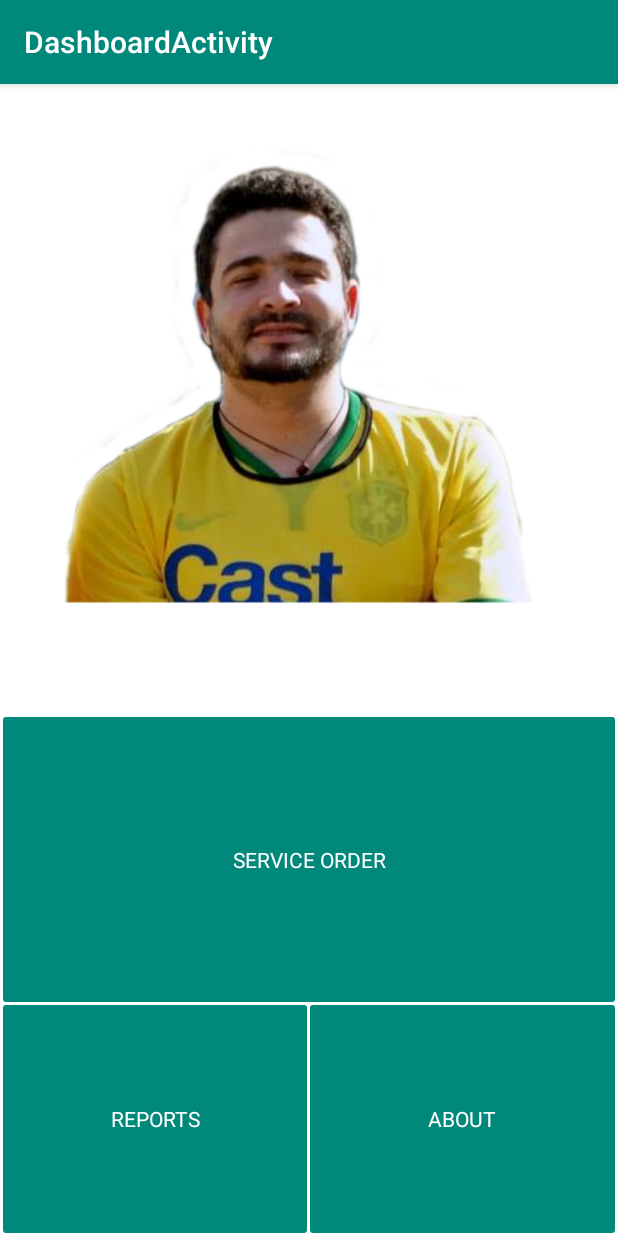
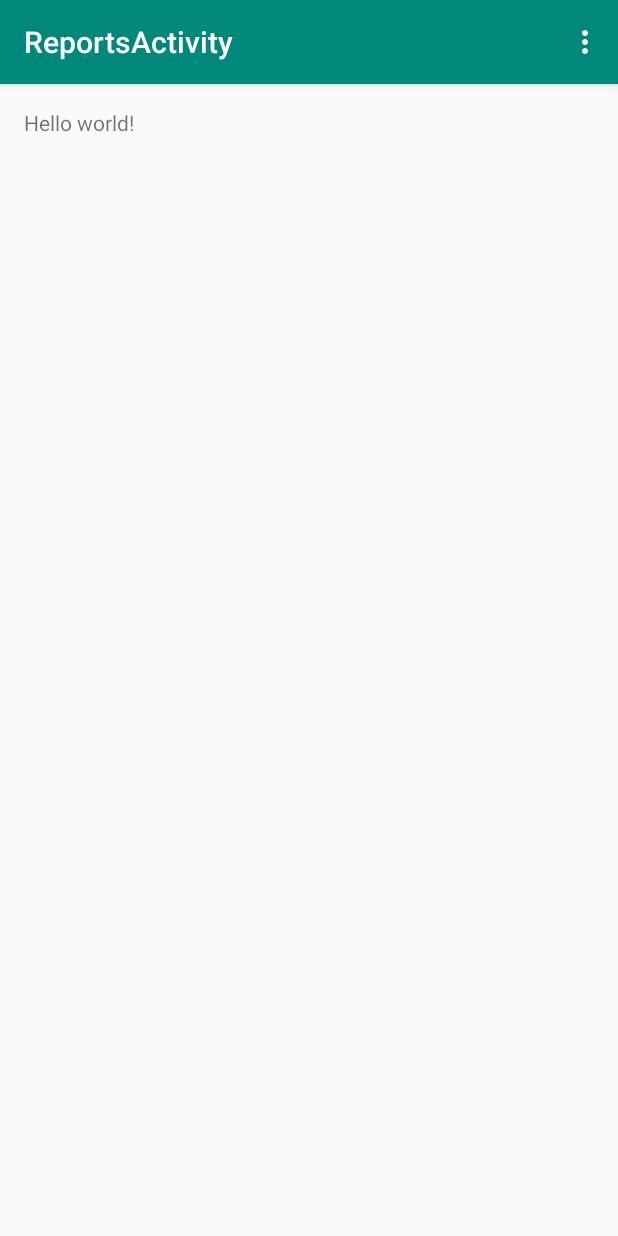
Before and after one commit to maikotrindade/avaliacao-fundamentos-android, an Android app: the DashboardActivity screen opened directly, with no data from a screen before it, after a tap on "REPORTS", on a phone screen of 412 x 824 dp. Run offline under Robolectric (Android 15) with nearby library versions, the phone set to English and light mode, and no system bars.

Commit message:
add Reports Activity

```diff
--- a/app/src/main/AndroidManifest.xml
+++ b/app/src/main/AndroidManifest.xml
@@ -10,7 +10,6 @@
         android:icon="@mipmap/ic_launcher"
         android:label="@string/app_name"
         android:theme="@style/AppThemeMaterial" >
-
         <activity
             android:name=".controllers.MainActivity"
             android:label="@string/title_activity_main" >
@@ -36,11 +35,13 @@
                 android:name="android.support.PARENT_ACTIVITY"
                 android:value=".controllers.MainActivity" />
         </activity>
-
         <activity
             android:name=".controllers.DashboardActivity"
             android:label="@string/title_activity_dashboard" >
-
+        </activity>
+        <activity
+            android:name=".controllers.ReportsActivity"
+            android:label="@string/title_activity_reports" >
         </activity>
     </application>
 
--- a/app/src/main/java/com/example/administrador/myapplication/controllers/DashboardActivity.java
+++ b/app/src/main/java/com/example/administrador/myapplication/controllers/DashboardActivity.java
@@ -36,7 +36,7 @@ public class DashboardActivity extends ActionBarActivity implements View.OnClick
     public void onClick(View v) {
         switch (v.getId()) {
             case R.id.btnServiceOrder: startActivity(new Intent(DashboardActivity.this, ServiceOrderListActivity.class)); break;
-            case R.id.btnReports: break;
+            case R.id.btnReports: startActivity(new Intent(DashboardActivity.this, ReportsActivity.class)); break;
             case R.id.btnAbout: break;
 
         }
--- /dev/null
+++ b/app/src/main/java/com/example/administrador/myapplication/controllers/ReportsActivity.java
@@ -0,0 +1,39 @@
+package com.example.administrador.myapplication.controllers;
+
+import android.support.v7.app.ActionBarActivity;
+import android.os.Bundle;
+import android.view.Menu;
+import android.view.MenuItem;
+
+import com.example.administrador.myapplication.R;
+
+public class ReportsActivity extends ActionBarActivity {
+
+    @Override
+    protected void onCreate(Bundle savedInstanceState) {
+        super.onCreate(savedInstanceState);
+        setContentView(R.layout.activity_reports);
+    }
+
+    @Override
+    public boolean onCreateOptionsMenu(Menu menu) {
+        // Inflate the menu; this adds items to the action bar if it is present.
+        getMenuInflater().inflate(R.menu.menu_reports, menu);
+        return true;
+    }
+
+    @Override
+    public boolean onOptionsItemSelected(MenuItem item) {
+        // Handle action bar item clicks here. The action bar will
+        // automatically handle clicks on the Home/Up button, so long
+        // as you specify a parent activity in AndroidManifest.xml.
+        int id = item.getItemId();
+
+        //noinspection SimplifiableIfStatement
+        if (id == R.id.action_settings) {
+            return true;
+        }
+
+        return super.onOptionsItemSelected(item);
+    }
+}
--- /dev/null
+++ b/app/src/main/res/layout/activity_reports.xml
@@ -0,0 +1,12 @@
+<RelativeLayout xmlns:android="http://schemas.android.com/apk/res/android"
+    xmlns:tools="http://schemas.android.com/tools" android:layout_width="match_parent"
+    android:layout_height="match_parent" android:paddingLeft="@dimen/activity_horizontal_margin"
+    android:paddingRight="@dimen/activity_horizontal_margin"
+    android:paddingTop="@dimen/activity_vertical_margin"
+    android:paddingBottom="@dimen/activity_vertical_margin"
+    tools:context="com.example.administrador.myapplication.controllers.ReportsActivity">
+
+    <TextView android:text="@string/hello_world" android:layout_width="wrap_content"
+        android:layout_height="wrap_content" />
+
+</RelativeLayout>
--- /dev/null
+++ b/app/src/main/res/menu/menu_reports.xml
@@ -0,0 +1,7 @@
+<menu xmlns:android="http://schemas.android.com/apk/res/android"
+    xmlns:app="http://schemas.android.com/apk/res-auto"
+    xmlns:tools="http://schemas.android.com/tools"
+    tools:context="com.example.administrador.myapplication.controllers.ReportsActivity">
+    <item android:id="@+id/action_settings" android:title="@string/action_settings"
+        android:orderInCategory="100" app:showAsAction="never" />
+</menu>
--- a/app/src/main/res/values/strings.xml
+++ b/app/src/main/res/values/strings.xml
@@ -46,4 +46,8 @@
     <string name="inactive">Inactive</string>
     <string name="lbl_currency">"U$ "</string>
     <string name="title_activity_dashboard">DashboardActivity</string>
+    <string name="title_activity_reports">ReportsActivity</string>
+
+    <string name="hello_world">Hello world!</string>
+    <string name="action_settings">Settings</string>
 </resources>
```
